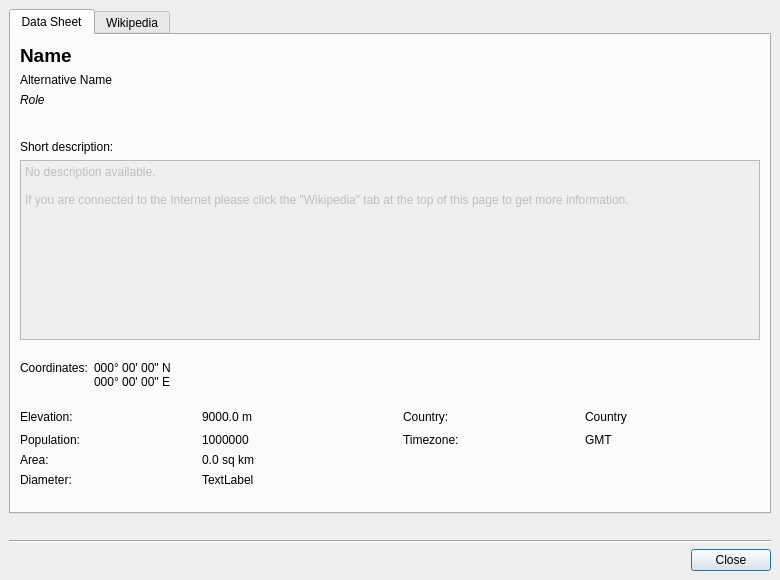
Above: src/lib/PlacemarkInfoDialog.ui from KDE/marble before the change. Below: the same form after it.
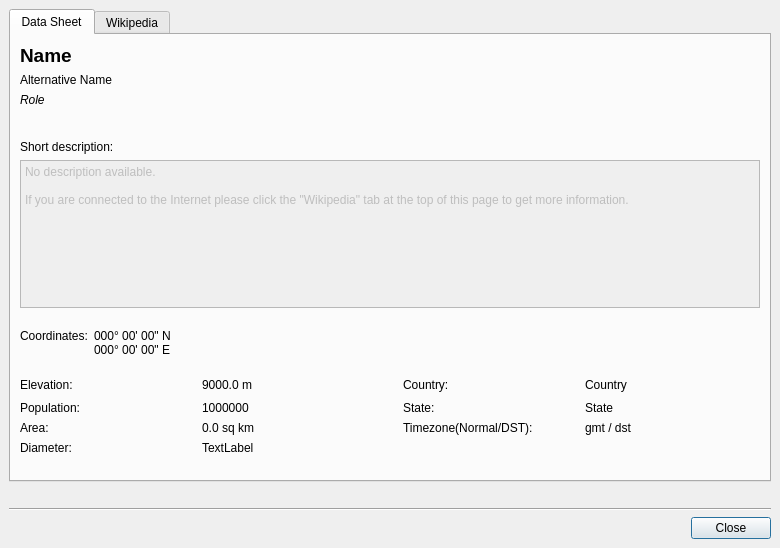
That is the form after the change. Icons and pictures are not drawn. Custom widgets are drawn as their Qt base class.

Commit message: Patch by Harshit Jain: * displaying the timezone( gmt/dst ) and state of city placemarks in Placemark Info Dialog Box.

```diff
--- a/src/lib/PlacemarkInfoDialog.ui
+++ b/src/lib/PlacemarkInfoDialog.ui
@@ -7,7 +7,7 @@
     <x>0</x>
     <y>0</y>
     <width>780</width>
-    <height>580</height>
+    <height>548</height>
    </rect>
   </property>
   <property name="windowTitle">
@@ -151,10 +151,10 @@
           <string>&lt;!DOCTYPE HTML PUBLIC &quot;-//W3C//DTD HTML 4.0//EN&quot; &quot;http://www.w3.org/TR/REC-html40/strict.dtd&quot;&gt;
 &lt;html&gt;&lt;head&gt;&lt;meta name=&quot;qrichtext&quot; content=&quot;1&quot; /&gt;&lt;style type=&quot;text/css&quot;&gt;
 p, li { white-space: pre-wrap; }
-&lt;/style&gt;&lt;/head&gt;&lt;body style=&quot; font-family:'DejaVu Sans'; font-size:9pt; font-weight:400; font-style:normal;&quot;&gt;
-&lt;p style=&quot; margin-top:0px; margin-bottom:0px; margin-left:0px; margin-right:0px; -qt-block-indent:0; text-indent:0px;&quot;&gt;&lt;span style=&quot; font-family:'Sans Serif';&quot;&gt;No description available.&lt;/span&gt;&lt;/p&gt;
-&lt;p style=&quot;-qt-paragraph-type:empty; margin-top:0px; margin-bottom:0px; margin-left:0px; margin-right:0px; -qt-block-indent:0; text-indent:0px; font-family:'Sans Serif';&quot;&gt;&lt;/p&gt;
-&lt;p style=&quot; margin-top:0px; margin-bottom:0px; margin-left:0px; margin-right:0px; -qt-block-indent:0; text-indent:0px;&quot;&gt;&lt;span style=&quot; font-family:'Sans Serif';&quot;&gt;If you are connected to the Internet please click the &quot;Wikipedia&quot; tab at the top of this page to get more information.&lt;/span&gt;&lt;/p&gt;&lt;/body&gt;&lt;/html&gt;</string>
+&lt;/style&gt;&lt;/head&gt;&lt;body style=&quot; font-family:'Sans'; font-size:10pt; font-weight:400; font-style:normal;&quot;&gt;
+&lt;p style=&quot; margin-top:0px; margin-bottom:0px; margin-left:0px; margin-right:0px; -qt-block-indent:0; text-indent:0px;&quot;&gt;&lt;span style=&quot; font-family:'Sans Serif'; font-size:9pt;&quot;&gt;No description available.&lt;/span&gt;&lt;/p&gt;
+&lt;p style=&quot;-qt-paragraph-type:empty; margin-top:0px; margin-bottom:0px; margin-left:0px; margin-right:0px; -qt-block-indent:0; text-indent:0px; font-family:'Sans Serif'; font-size:9pt;&quot;&gt;&lt;/p&gt;
+&lt;p style=&quot; margin-top:0px; margin-bottom:0px; margin-left:0px; margin-right:0px; -qt-block-indent:0; text-indent:0px;&quot;&gt;&lt;span style=&quot; font-family:'Sans Serif'; font-size:9pt;&quot;&gt;If you are connected to the Internet please click the &amp;quot;Wikipedia&amp;quot; tab at the top of this page to get more information.&lt;/span&gt;&lt;/p&gt;&lt;/body&gt;&lt;/html&gt;</string>
          </property>
         </widget>
        </item>
@@ -330,35 +330,6 @@
            </property>
           </widget>
          </item>
-         <item row="1" column="3">
-          <widget class="QLabel" name="timezone_lbl">
-           <property name="enabled">
-            <bool>true</bool>
-           </property>
-           <property name="text">
-            <string>Timezone:</string>
-           </property>
-           <property name="alignment">
-            <set>Qt::AlignLeading|Qt::AlignLeft|Qt::AlignTop</set>
-           </property>
-           <property name="textInteractionFlags">
-            <set>Qt::TextSelectableByMouse</set>
-           </property>
-          </widget>
-         </item>
-         <item row="1" column="4">
-          <widget class="QLabel" name="timezone_val_lbl">
-           <property name="text">
-            <string>GMT</string>
-           </property>
-           <property name="alignment">
-            <set>Qt::AlignLeading|Qt::AlignLeft|Qt::AlignTop</set>
-           </property>
-           <property name="textInteractionFlags">
-            <set>Qt::TextSelectableByMouse</set>
-           </property>
-          </widget>
-         </item>
          <item row="2" column="0">
           <widget class="QLabel" name="area_lbl">
            <property name="text">
@@ -411,6 +382,34 @@
            </property>
           </widget>
          </item>
+         <item row="2" column="3">
+          <widget class="QLabel" name="gmtdst_lbl">
+           <property name="text">
+            <string>Timezone(Normal/DST):</string>
+           </property>
+          </widget>
+         </item>
+         <item row="2" column="4">
+          <widget class="QLabel" name="gmtdst_val_lbl">
+           <property name="text">
+            <string>gmt / dst</string>
+           </property>
+          </widget>
+         </item>
+         <item row="1" column="3">
+          <widget class="QLabel" name="state_lbl">
+           <property name="text">
+            <string>State:</string>
+           </property>
+          </widget>
+         </item>
+         <item row="1" column="4">
+          <widget class="QLabel" name="state_val_lbl">
+           <property name="text">
+            <string>State</string>
+           </property>
+          </widget>
+         </item>
         </layout>
        </item>
        <item>
```
The commit also changes 19 other files.
